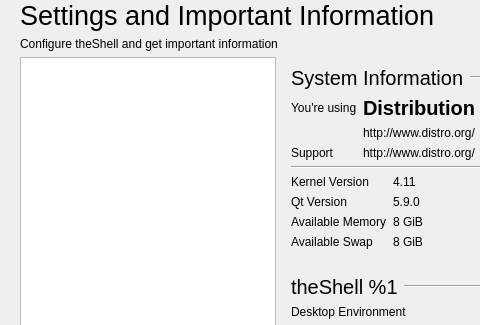
Qt form infopanedropdown.ui (vicr123/theshell) before a commit; both pictures show x 0 to 480 and y 95 to 420 of the 1201 by 835 pixel window.
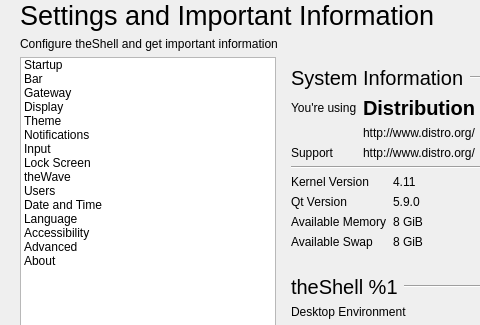
The same form after that commit. Icons and pictures are not drawn. Custom widgets are drawn as their Qt base class.

Diff of the .ui file:
```diff
--- a/infopanedropdown.ui
+++ b/infopanedropdown.ui
@@ -2095,6 +2095,127 @@
            <property name="defaultDropAction">
             <enum>Qt::IgnoreAction</enum>
            </property>
+           <item>
+            <property name="text">
+             <string>Startup</string>
+            </property>
+            <property name="icon">
+             <iconset theme="preferences-system-login"/>
+            </property>
+           </item>
+           <item>
+            <property name="text">
+             <string>Bar</string>
+            </property>
+            <property name="icon">
+             <iconset theme="preferences-desktop-bar"/>
+            </property>
+           </item>
+           <item>
+            <property name="text">
+             <string>Gateway</string>
+            </property>
+            <property name="icon">
+             <iconset theme="preferences-desktop-gateway"/>
+            </property>
+           </item>
+           <item>
+            <property name="text">
+             <string>Display</string>
+            </property>
+            <property name="icon">
+             <iconset theme="preferences-desktop-display"/>
+            </property>
+           </item>
+           <item>
+            <property name="text">
+             <string>Theme</string>
+            </property>
+            <property name="icon">
+             <iconset theme="preferences-desktop-theme"/>
+            </property>
+           </item>
+           <item>
+            <property name="text">
+             <string>Notifications</string>
+            </property>
+            <property name="icon">
+             <iconset theme="preferences-system-notifications"/>
+            </property>
+           </item>
+           <item>
+            <property name="text">
+             <string>Input</string>
+            </property>
+            <property name="icon">
+             <iconset theme="input-tablet"/>
+            </property>
+           </item>
+           <item>
+            <property name="text">
+             <string>Lock Screen</string>
+            </property>
+            <property name="icon">
+             <iconset theme="system-lock-screen"/>
+            </property>
+           </item>
+           <item>
+            <property name="text">
+             <string>theWave</string>
+            </property>
+            <property name="icon">
+             <iconset resource="resources.qrc">
+              <normaloff>:/icons/thewave.svg</normaloff>:/icons/thewave.svg</iconset>
+            </property>
+           </item>
+           <item>
+            <property name="text">
+             <string>Users</string>
+            </property>
+            <property name="icon">
+             <iconset theme="preferences-desktop-user"/>
+            </property>
+           </item>
+           <item>
+            <property name="text">
+             <string>Date and Time</string>
+            </property>
+            <property name="icon">
+             <iconset theme="preferences-system-time"/>
+            </property>
+           </item>
+           <item>
+            <property name="text">
+             <string>Language</string>
+            </property>
+            <property name="icon">
+             <iconset theme="preferences-system-locale"/>
+            </property>
+           </item>
+           <item>
+            <property name="text">
+             <string>Accessibility</string>
+            </property>
+            <property name="icon">
+             <iconset theme="preferences-desktop-accessibility"/>
+            </property>
+           </item>
+           <item>
+            <property name="text">
+             <string>Advanced</string>
+            </property>
+            <property name="icon">
+             <iconset theme="preferences-system-danger"/>
+            </property>
+           </item>
+           <item>
+            <property name="text">
+             <string>About</string>
+            </property>
+            <property name="icon">
+             <iconset theme="help-about"/>
+            </property>
+           </item>
           </widget>
          </item>
          <item>
```
Left out of the diff: 17 changed lines with no effect on the pictures.
